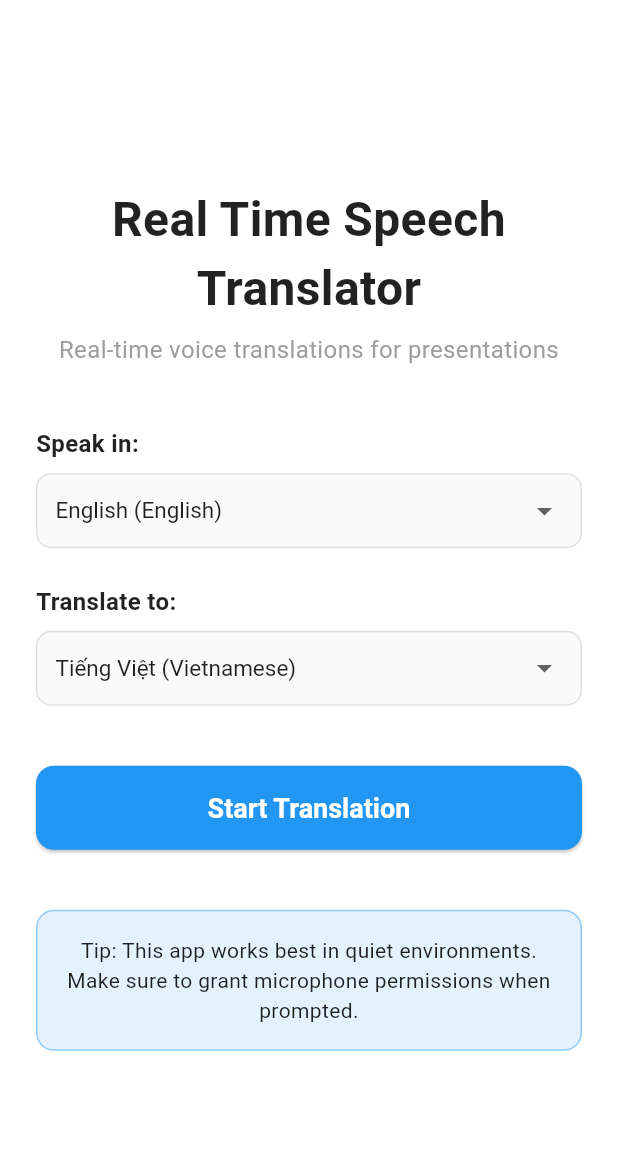
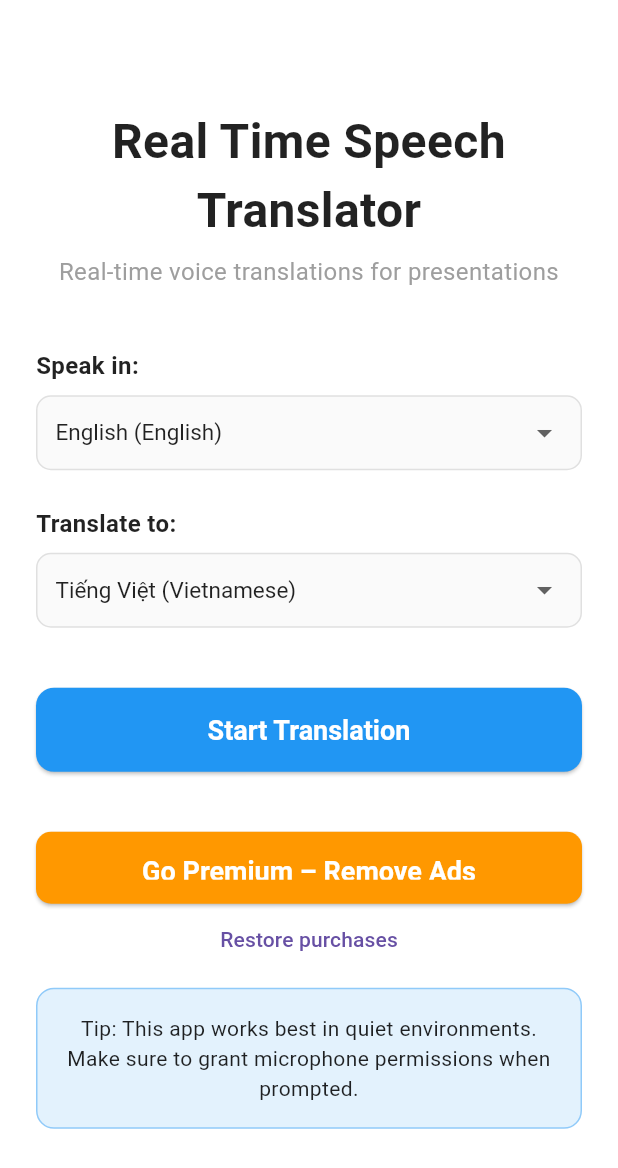
Before and after one commit to kikimonsterAF/live-voice-translator, a Flutter app: the screen it shows after launch, on a phone screen of 412 x 824 dp. Shown: the top 1168 px of the screen. Run offline on Flutter 3.47's test engine with Material 3 defaults, Android fonts, the phone set to English and light mode, and no system bars; our stand-ins replace auto_size_text, google_mobile_ads, in_app_purchase, shared_preferences, speech_to_text; missing offline and left inert: google_speech; network calls fail.

Commit message:
feat(iap): add Go Premium and Restore Purchases actions; show in both layouts when not premium

```diff
--- a/lib/screens/language_selection_screen.dart
+++ b/lib/screens/language_selection_screen.dart
@@ -164,6 +164,31 @@ class LanguageSelectionScreen extends StatelessWidget {
                                     ),
                                     const SizedBox(height: 8),
                                   ],
+                                  Consumer<PremiumProvider>(
+                                    builder: (context, premium, _) {
+                                      if (premium.isPremium) return const SizedBox.shrink();
+                                      return Column(
+                                        crossAxisAlignment: CrossAxisAlignment.stretch,
+                                        children: [
+                                          ElevatedButton(
+                                            onPressed: premium.isLoading ? null : () => premium.buyRemoveAds(),
+                                            style: ElevatedButton.styleFrom(
+                                              backgroundColor: Colors.orange,
+                                              foregroundColor: Colors.white,
+                                              shape: RoundedRectangleBorder(
+                                                borderRadius: BorderRadius.circular(10),
+                                              ),
+                                            ),
+                                            child: const Text('Go Premium – Remove Ads'),
+                                          ),
+                                          TextButton(
+                                            onPressed: premium.isLoading ? null : () => premium.restore(),
+                                            child: const Text('Restore purchases'),
+                                          ),
+                                        ],
+                                      );
+                                    },
+                                  ),
                                   Container(
                                     padding: const EdgeInsets.all(12),
                                     decoration: BoxDecoration(
@@ -235,6 +260,35 @@ class LanguageSelectionScreen extends StatelessWidget {
                             ),
                             const SizedBox(height: 12),
                           ],
+                          Consumer<PremiumProvider>(
+                            builder: (context, premium, _) {
+                              if (premium.isPremium) return const SizedBox.shrink();
+                              return Column(
+                                children: [
+                                  SizedBox(
+                                    width: double.infinity,
+                                    height: 48,
+                                    child: ElevatedButton(
+                                      onPressed: premium.isLoading ? null : () => premium.buyRemoveAds(),
+                                      style: ElevatedButton.styleFrom(
+                                        backgroundColor: Colors.orange,
+                                        foregroundColor: Colors.white,
+                                        shape: RoundedRectangleBorder(
+                                          borderRadius: BorderRadius.circular(10),
+                                        ),
+                                      ),
+                                      child: const Text('Go Premium – Remove Ads'),
+                                    ),
+                                  ),
+                                  TextButton(
+                                    onPressed: premium.isLoading ? null : () => premium.restore(),
+                                    child: const Text('Restore purchases'),
+                                  ),
+                                  const SizedBox(height: 8),
+                                ],
+                              );
+                            },
+                          ),
                           Container(
                             padding: const EdgeInsets.all(16),
                             decoration: BoxDecoration(
```
